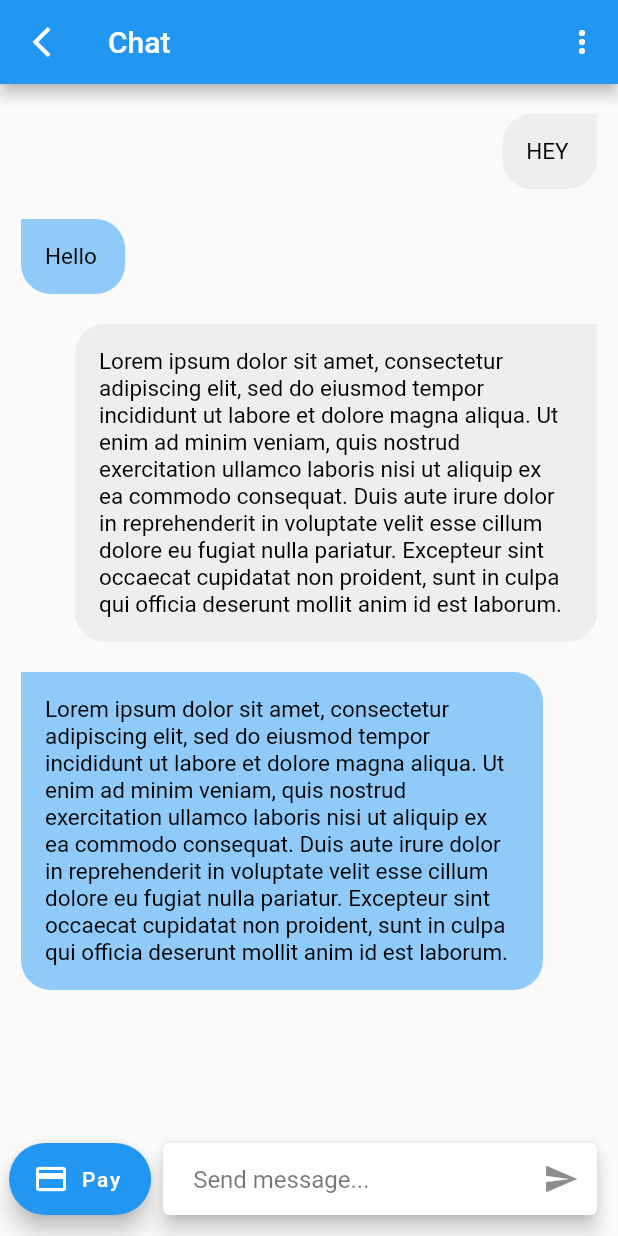
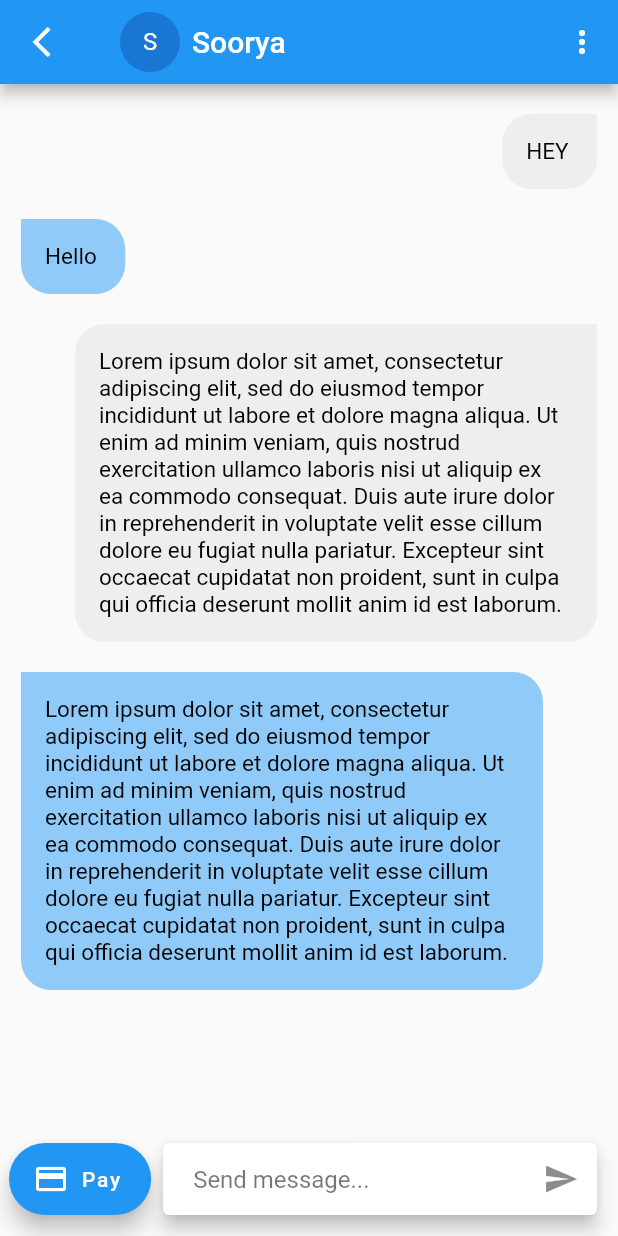
Before and after one commit to Promigos/payment-flutter-app, a Flutter app: the ChatPage screen opened directly, on a phone screen of 412 x 824 dp. Run offline on Flutter 3.47's test engine with Material 2 defaults, Android fonts, the phone set to English and light mode, and no system bars; drawn by our look-alikes of auto_size_text; missing offline and left inert: qr_code_scanner.

Commit message:
Added CircularAvatars to the chat page and user list

```diff
--- a/lib/screens/chat_page.dart
+++ b/lib/screens/chat_page.dart
@@ -1,3 +1,4 @@
+import 'package:auto_size_text/auto_size_text.dart';
 import 'package:flutter/material.dart';
 import 'package:payment_app/models/chat_model.dart';
 
@@ -48,7 +49,28 @@ class _ChatPageState extends State<ChatPage> {
   Widget build(BuildContext context) {
     return Scaffold(
       appBar: AppBar(
-        title: const Text('Chat'),
+        title: InkWell(
+          onTap: () {},
+          child: Padding(
+            padding: const EdgeInsets.all(8.0),
+            child: Row(
+              mainAxisAlignment: MainAxisAlignment.start,
+              mainAxisSize: MainAxisSize.min,
+              crossAxisAlignment: CrossAxisAlignment.center,
+              children: const [
+                CircleAvatar(
+                  child: Text(
+                    "S",
+                  ),
+                ),
+                Padding(
+                  padding: EdgeInsets.only(left: 8.0),
+                  child: AutoSizeText('Soorya'),
+                ),
+              ],
+            ),
+          ),
+        ),
         leading: IconButton(
             onPressed: () {
               Navigator.of(context).pop();
--- a/lib/screens/users.dart
+++ b/lib/screens/users.dart
@@ -29,6 +29,11 @@ class _UsersState extends State<Users> {
             padding: const EdgeInsets.all(4),
             child: Card(
               child: ListTile(
+                leading: const CircleAvatar(
+                  child: Text(
+                    "S",
+                  ),
+                ),
                 onTap: (){
                   Navigator.push(
                     context,
--- a/pubspec.yaml
+++ b/pubspec.yaml
@@ -28,6 +28,7 @@ environment:
 # versions available, run `flutter pub outdated`.
 dependencies:
   qr_code_scanner: ^0.7.0
+  auto_size_text:
   flutter:
     sdk: flutter
 
```
Also changed, not shown: pubspec.lock.
